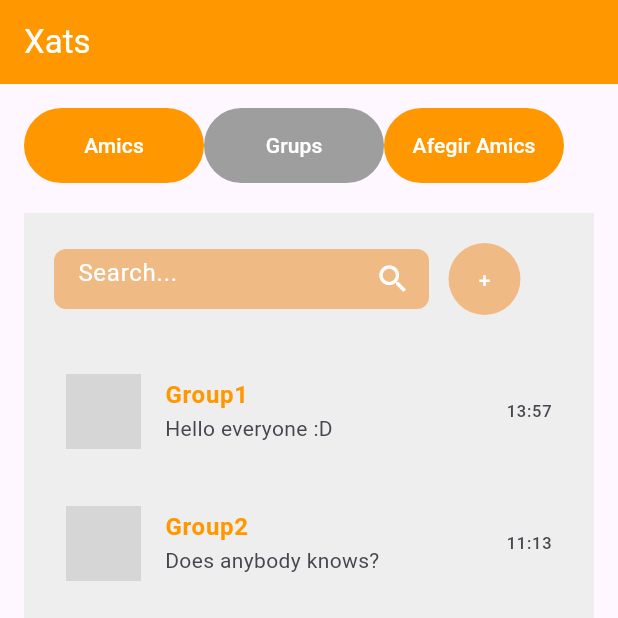
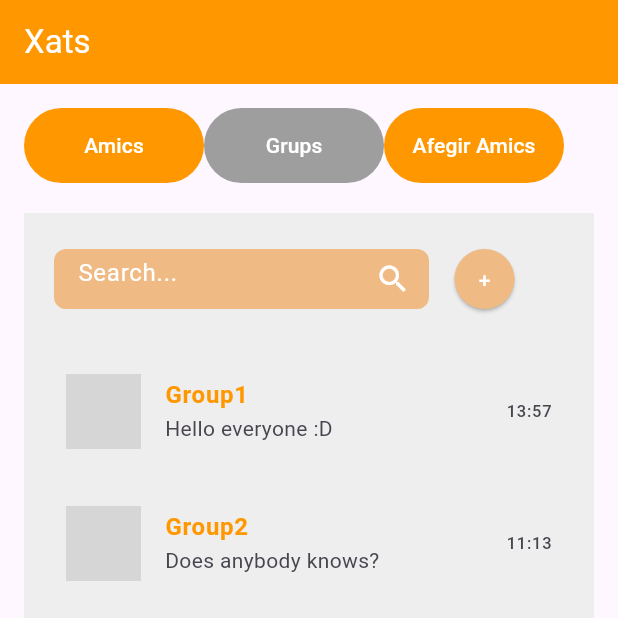
Before and after one commit to pes2324q2-gei-upc/CulturApp, a Flutter app: the Xats screen opened directly with empty values, scrolled down 84 dp, after a tap on "Grups", on a phone screen of 412 x 824 dp, the top half of it. Run offline on Flutter 3.47's test engine with Material 3 defaults, Android fonts, the phone set to English and light mode, and no system bars; drawn by our look-alikes of google_nav_bar; our stand-ins replace cloud_firestore, firebase_auth, firebase_core, google_maps_flutter, hive, multi_select_flutter and 1 more; accounts and stored records are empty; network calls fail; statements that could not run were skipped; grey boxes are pictures that could not be loaded.

Commit message:
sombra botó correcta

```diff
--- a/culturapp/lib/presentacio/screens/grups_screen.dart
+++ b/culturapp/lib/presentacio/screens/grups_screen.dart
@@ -84,18 +84,14 @@ class _GrupsScreenState extends State<GrupsScreen> {
   }
 
   Widget _buildNewGroupButton() {
-    return Container(
-      decoration: const BoxDecoration(
-        shape: BoxShape.circle,
-        color: const Color.fromRGBO(240, 186, 132, 1),
+    return ElevatedButton(
+      style: ElevatedButton.styleFrom(
+        shape: const CircleBorder(),
+        backgroundColor: const Color.fromRGBO(240, 186, 132, 1),
+        foregroundColor: Colors.white,
       ),
-      child: TextButton(
-        style: ButtonStyle(
-          foregroundColor: MaterialStateProperty.all<Color>(Colors.white),
-        ),
-        onPressed: () {},
-        child: Text('+'),
-      ),
+      onPressed: () {},
+      child: Text('+'),
     );
   }
 
```
